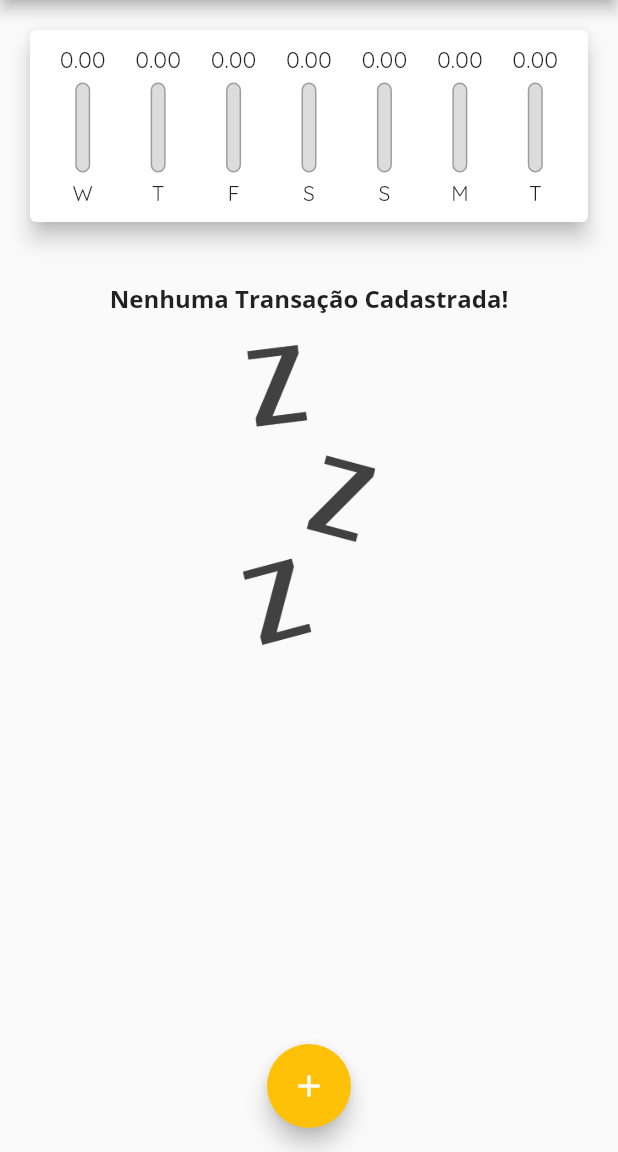
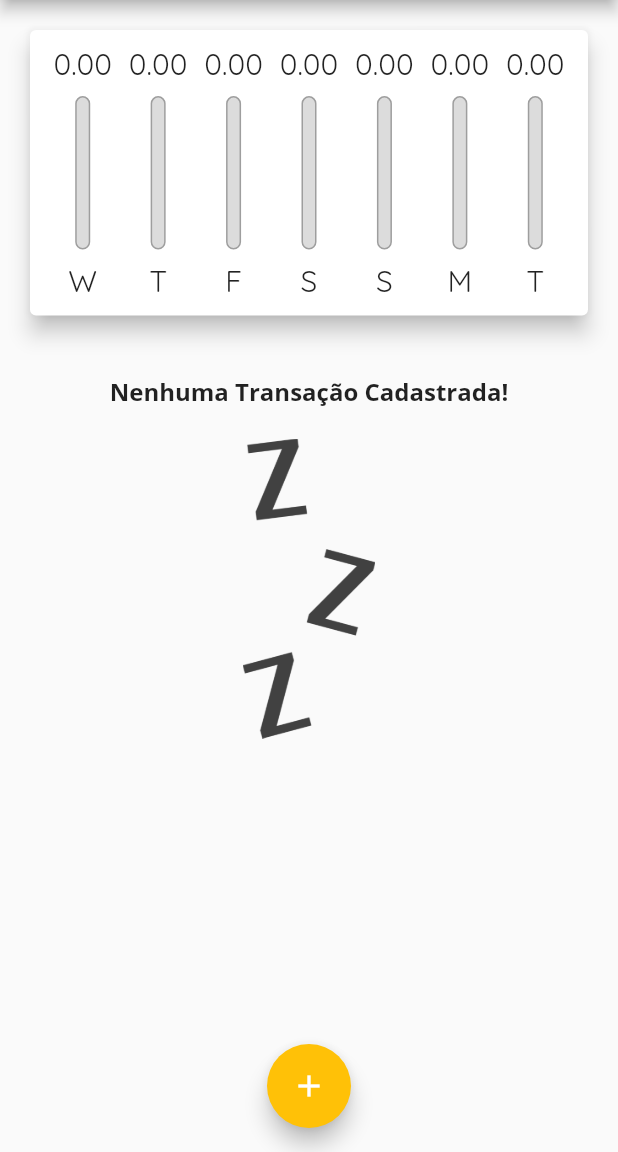
Before and after one commit to lucastome/expenses, a Flutter app: the screen it shows after launch, on a phone screen of 412 x 824 dp, the part 84-1236 px from its top. Run offline on Flutter 3.47's test engine with Material 2 defaults, Android fonts, the phone set to English and light mode, and no system bars.

Commit message:
Ajustments in reposivity

```diff
--- a/lib/components/chart_bar.dart
+++ b/lib/components/chart_bar.dart
@@ -13,17 +13,19 @@ class ChartBar extends StatelessWidget {
 
   @override
   Widget build(BuildContext context) {
+    return LayoutBuilder(
+      builder: (ctx, constraints) {
         return Column(
           children: [
             Container(
-          height: 20,
+              height: constraints.maxHeight * 0.15,
               child: FittedBox(
                 child: Text('${value.toStringAsFixed(2)}'),
               ),
             ),
-        SizedBox(height: 5),
+            SizedBox(height: constraints.maxHeight * 0.05),
             Container(
-          height: 60,
+              height: constraints.maxHeight * 0.6,
               width: 10,
               child: Stack(
                 alignment: Alignment.bottomCenter,
@@ -31,7 +33,7 @@ class ChartBar extends StatelessWidget {
                   Container(
                     decoration: BoxDecoration(
                         border: Border.all(color: Colors.grey, width: 1.0),
-                    color: Color.fromRGBO(220, 220, 220, 1),
+                        color: const Color.fromRGBO(220, 220, 220, 1),
                         borderRadius: BorderRadius.circular(5)),
                   ),
                   FractionallySizedBox(
@@ -45,9 +47,16 @@ class ChartBar extends StatelessWidget {
                 ],
               ),
             ),
-        SizedBox(height: 5),
-        Text(label)
+            SizedBox(height: constraints.maxHeight * 0.05),
+            Container(
+              height: constraints.maxHeight * 0.15,
+              child: FittedBox(
+                child: Text(label),
+              ),
+            )
           ],
+        );
+      },
     );
   }
 }
--- a/lib/components/transaction_list.dart
+++ b/lib/components/transaction_list.dart
@@ -10,9 +10,7 @@ class TransactionList extends StatelessWidget {
 
   @override
   Widget build(BuildContext context) {
-    return SizedBox(
-      height: MediaQuery.of(context).size.height,
-      child: transactions.isEmpty
+    return transactions.isEmpty
         ? Column(
             children: [
               SizedBox(height: 20),
@@ -64,7 +62,6 @@ class TransactionList extends StatelessWidget {
                 ),
               );
             },
-            ),
           );
   }
 }
--- a/lib/main.dart
+++ b/lib/main.dart
@@ -91,22 +91,36 @@ class _MyHomePageState extends State<MyHomePage> {
 
   @override
   Widget build(BuildContext context) {
+    final appBar = AppBar(
+      title: const Text(
+        'Despesas Pessoais',
+      ),
+      actions: [
+        IconButton(
+          icon: const Icon(Icons.add),
+          onPressed: () => _openTransactionFormModal(context),
+        )
+      ],
+    );
+
+    final availabeHeight = MediaQuery.of(context).size.height -
+        appBar.preferredSize.height -
+        MediaQuery.of(context).padding.top;
+
     return Scaffold(
-      appBar: AppBar(
-        title: const Text('Despesas Pessoais'),
-        actions: [
-          IconButton(
-            icon: const Icon(Icons.add),
-            onPressed: () => _openTransactionFormModal(context),
-          )
-        ],
-      ),
+      appBar: appBar,
       body: SingleChildScrollView(
         child: Column(
           crossAxisAlignment: CrossAxisAlignment.stretch,
           children: [
-            Chart(_recentTransactions),
-            TransactionList(_transactions, _removeTransaction),
+            Container(
+              height: availabeHeight * 0.30,
+              child: Chart(_recentTransactions),
+            ),
+            Container(
+              height: availabeHeight * 0.70,
+              child: TransactionList(_transactions, _removeTransaction),
+            ),
           ],
         ),
       ),
```
Lines whose indentation alone changed are shown as unchanged.
